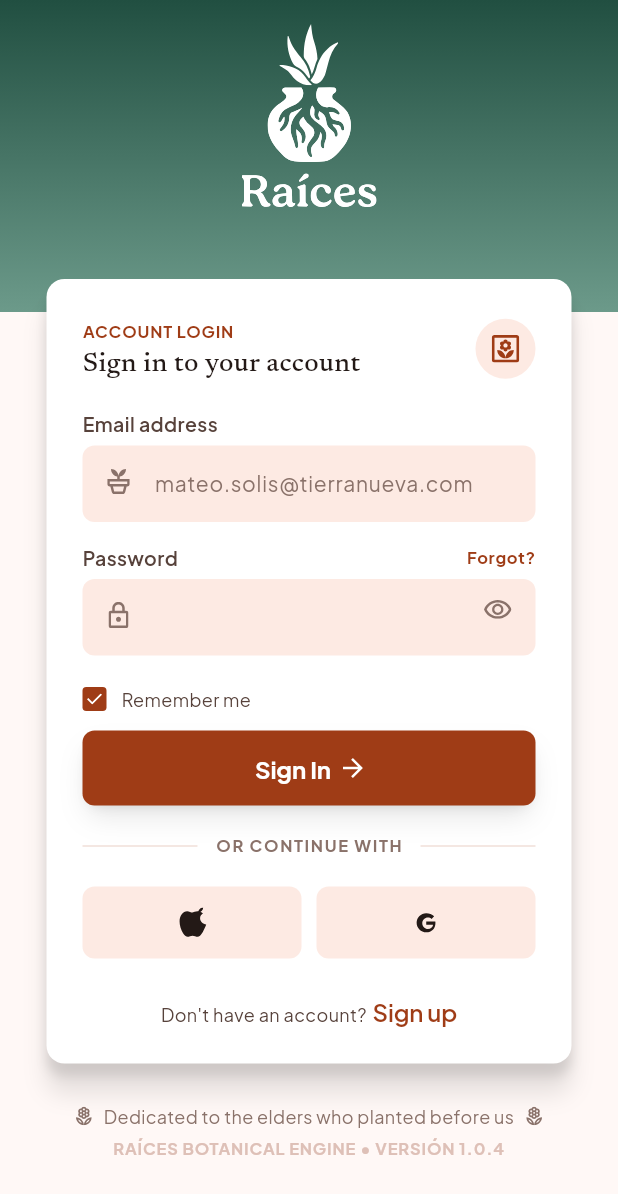
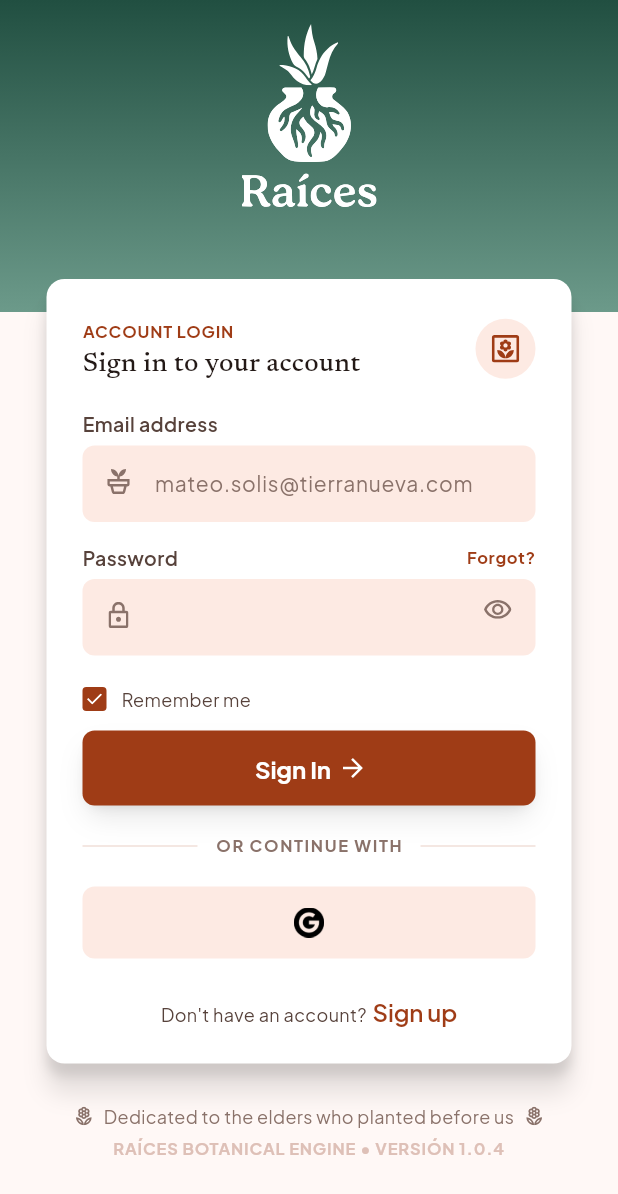
Before and after one commit to nrdmartinezz/raices-care-dev, a Flutter app: the screen it shows after launch, on a phone screen of 412 x 824 dp. Shown: the top 1194 px of the screen. Run offline on Flutter 3.47's test engine with Material 3 defaults, Android fonts, the phone set to English and light mode, and no system bars; our stand-ins replace cloud_firestore, cloud_functions, connectivity_plus, dio, drift, drift_flutter and 11 more; missing offline and left inert: crop_your_image, dart:js_interop, firebase_app_check; accounts and stored records are empty; generated files the repository leaves out were written again.

Commit message:
Update authentication configuration and replace Google icon
This commit adds Google sign-in configuration to `firebase.json`, enabling email/password and Google authentication methods. It also introduces a new PNG icon for Google sign-in, replacing the previously used SVG icon. Additionally, the authentication screen is updated to remove the Apple sign-in option until further setup is completed, and relevant documentation is updated to reflect these changes.

```diff
--- a/lib/app/assets.dart
+++ b/lib/app/assets.dart
@@ -96,7 +96,7 @@ abstract final class AppIcons {
   static const fieldEye = 'assets/icons/field_eye.svg';
   static const ctaArrow = 'assets/icons/cta_arrow.svg';
   static const socialApple = 'assets/icons/social_apple.svg';
-  static const socialGoogle = 'assets/icons/social_google.svg';
+  static const socialGoogle = 'assets/icons/social_google.png';
   static const footerLeaf = 'assets/icons/footer_leaf.svg';
 
   // Garden Chores hub.
--- a/lib/features/auth/presentation/auth_screen.dart
+++ b/lib/features/auth/presentation/auth_screen.dart
@@ -220,8 +220,6 @@ class _AuthScreenState extends ConsumerState<AuthScreen> {
             const AuthDivider(label: 'OR CONTINUE WITH'),
             SocialSignInRow(
               enabled: !busy,
-              onApple: () =>
-                  ref.read(authControllerProvider.notifier).signInWithApple(),
               onGoogle: () =>
                   ref.read(authControllerProvider.notifier).signInWithGoogle(),
             ),
--- a/lib/features/auth/presentation/widgets/social_sign_in_row.dart
+++ b/lib/features/auth/presentation/widgets/social_sign_in_row.dart
@@ -39,42 +39,19 @@ class _Rule extends StatelessWidget {
       const ColoredBox(color: AppColors.surfaceClay, child: SizedBox(height: 1));
 }
 
-/// Apple and Google, side by side.
-///
-/// The design has a third magic-link button; it was dropped, so the two that
-/// remain share the row evenly rather than leaving a gap where it sat.
+/// Google, on its own until Apple sign-in is worth the developer account.
 class SocialSignInRow extends StatelessWidget {
-  const SocialSignInRow({
-    super.key,
-    this.onApple,
-    this.onGoogle,
-    this.enabled = true,
-  });
+  const SocialSignInRow({super.key, this.onGoogle, this.enabled = true});
 
-  final VoidCallback? onApple;
   final VoidCallback? onGoogle;
   final bool enabled;
 
   @override
   Widget build(BuildContext context) {
-    return Row(
-      children: [
-        Expanded(
-          child: _SocialButton(
-            icon: AppIcons.socialApple,
-            label: 'Continue with Apple',
-            onTap: enabled ? onApple : null,
-          ),
-        ),
-        const SizedBox(width: 10),
-        Expanded(
-          child: _SocialButton(
-            icon: AppIcons.socialGoogle,
-            label: 'Continue with Google',
-            onTap: enabled ? onGoogle : null,
-          ),
-        ),
-      ],
+    return _SocialButton(
+      icon: AppIcons.socialGoogle,
+      label: 'Continue with Google',
+      onTap: enabled ? onGoogle : null,
     );
   }
 }
@@ -104,9 +81,7 @@ class _SocialButton extends StatelessWidget {
             opacity: onTap == null ? 0.5 : 1,
             child: SizedBox(
               height: 48,
-              child: Center(
-                child: SvgPicture.asset(icon, width: 20, height: 20),
-              ),
+              child: Center(child: _SocialMark(icon: icon)),
             ),
           ),
         ),
@@ -114,3 +89,24 @@ class _SocialButton extends StatelessWidget {
     );
   }
 }
+
+class _SocialMark extends StatelessWidget {
+  const _SocialMark({required this.icon});
+
+  final String icon;
+
+  static const _size = 20.0;
+
+  @override
+  Widget build(BuildContext context) {
+    if (icon.endsWith('.svg')) {
+      return SvgPicture.asset(icon, width: _size, height: _size);
+    }
+    return Image.asset(
+      icon,
+      width: _size,
+      height: _size,
+      filterQuality: FilterQuality.medium,
+    );
+  }
+}
```
Also changed, not shown: assets/icons/social_google.png (added), assets/icons/social_google.svg (deleted), firebase.json, 2 other files.
